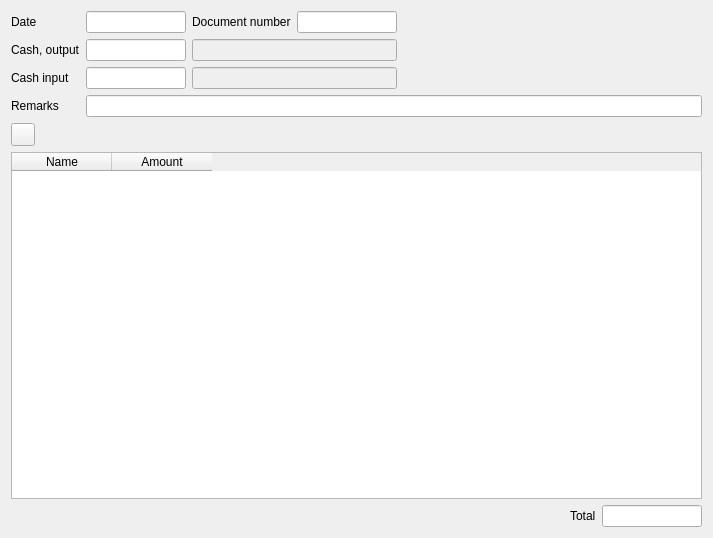
This is FrontDesk/c5cashdoc.ui in End1-1/Cafe5 as Qt 5 draws it before an edit. The edited form follows.
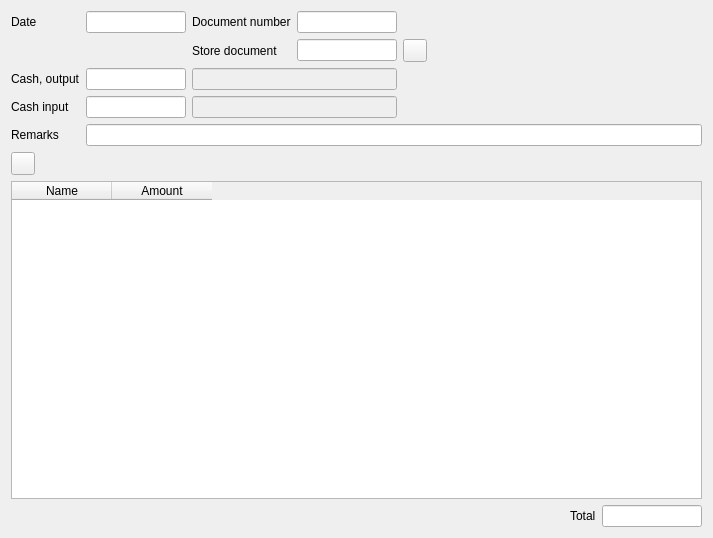
This is the edited form. Icons and pictures are not drawn. Custom widgets are drawn as their Qt base class.

The edit to the form file:
```diff
--- a/FrontDesk/c5cashdoc.ui
+++ b/FrontDesk/c5cashdoc.ui
@@ -14,28 +14,17 @@
    <string>Form</string>
   </property>
   <layout class="QGridLayout" name="gridLayout">
-   <item row="0" column="0">
-    <widget class="QLabel" name="label">
-     <property name="text">
-      <string>Date</string>
-     </property>
-    </widget>
-   </item>
-   <item row="2" column="0">
+   <item row="3" column="0">
     <widget class="QLabel" name="label_5">
      <property name="text">
       <string>Cash input</string>
      </property>
     </widget>
    </item>
-   <item row="4" column="0">
-    <widget class="QToolButton" name="btnNewRow">
+   <item row="1" column="2">
+    <widget class="QLabel" name="lbStoreDoc">
      <property name="text">
-      <string/>
-     </property>
-     <property name="icon">
-      <iconset resource="../resources/res.qrc">
-       <normaloff>:/add.png</normaloff>:/add.png</iconset>
+      <string>Store document</string>
      </property>
     </widget>
    </item>
@@ -49,17 +38,7 @@
      </property>
     </widget>
    </item>
-   <item row="2" column="1">
-    <widget class="C5LineEditWithSelector" name="leInput">
-     <property name="maximumSize">
-      <size>
-       <width>100</width>
-       <height>16777215</height>
-      </size>
-     </property>
-    </widget>
-   </item>
-   <item row="5" column="0" colspan="5">
+   <item row="6" column="0" colspan="6">
     <widget class="QWidget" name="widget" native="true">
      <layout class="QGridLayout" name="gridLayout_2">
       <property name="leftMargin">
@@ -124,38 +103,7 @@
      </layout>
     </widget>
    </item>
-   <item row="3" column="0">
-    <widget class="QLabel" name="label_4">
-     <property name="text">
-      <string>Remarks</string>
-     </property>
-    </widget>
-   </item>
-   <item row="1" column="0">
-    <widget class="QLabel" name="label_3">
-     <property name="text">
-      <string>Cash, output</string>
-     </property>
-    </widget>
-   </item>
-   <item row="0" column="2">
-    <widget class="QLabel" name="label_6">
-     <property name="text">
-      <string>Document number</string>
-     </property>
-    </widget>
-   </item>
-   <item row="1" column="1">
-    <widget class="C5LineEditWithSelector" name="leOutput">
-     <property name="maximumSize">
-      <size>
-       <width>100</width>
-       <height>16777215</height>
-      </size>
-     </property>
-    </widget>
-   </item>
-   <item row="1" column="4">
+   <item row="2" column="5">
     <spacer name="horizontalSpacer">
      <property name="orientation">
       <enum>Qt::Horizontal</enum>
@@ -168,8 +116,29 @@
      </property>
     </spacer>
    </item>
-   <item row="0" column="3">
-    <widget class="QLineEdit" name="leDocNum">
+   <item row="4" column="1" colspan="5">
+    <widget class="QLineEdit" name="leRemarks"/>
+   </item>
+   <item row="5" column="0">
+    <widget class="QToolButton" name="btnNewRow">
+     <property name="text">
+      <string/>
+     </property>
+     <property name="icon">
+      <iconset resource="../resources/res.qrc">
+       <normaloff>:/add.png</normaloff>:/add.png</iconset>
+     </property>
+    </widget>
+   </item>
+   <item row="2" column="0">
+    <widget class="QLabel" name="label_3">
+     <property name="text">
+      <string>Cash, output</string>
+     </property>
+    </widget>
+   </item>
+   <item row="1" column="3">
+    <widget class="QLineEdit" name="leStoreDoc">
      <property name="maximumSize">
       <size>
        <width>100</width>
@@ -178,45 +147,104 @@
      </property>
     </widget>
    </item>
-   <item row="1" column="2" colspan="2">
-    <widget class="QLineEdit" name="leOutputName">
-     <property name="enabled">
-      <bool>false</bool>
+   <item row="3" column="1">
+    <widget class="C5LineEditWithSelector" name="leInput">
+     <property name="maximumSize">
+      <size>
+       <width>100</width>
+       <height>16777215</height>
+      </size>
      </property>
     </widget>
    </item>
    <item row="2" column="2" colspan="2">
+    <widget class="QLineEdit" name="leOutputName">
+     <property name="enabled">
+      <bool>false</bool>
+     </property>
+    </widget>
+   </item>
+   <item row="3" column="2" colspan="2">
     <widget class="C5LineEditWithSelector" name="leInputName">
      <property name="enabled">
       <bool>false</bool>
      </property>
     </widget>
    </item>
-   <item row="3" column="1" colspan="4">
-    <widget class="QLineEdit" name="leRemarks"/>
+   <item row="0" column="2">
+    <widget class="QLabel" name="label_6">
+     <property name="text">
+      <string>Document number</string>
+     </property>
+    </widget>
+   </item>
+   <item row="2" column="1">
+    <widget class="C5LineEditWithSelector" name="leOutput">
+     <property name="maximumSize">
+      <size>
+       <width>100</width>
+       <height>16777215</height>
+      </size>
+     </property>
+    </widget>
+   </item>
+   <item row="0" column="0">
+    <widget class="QLabel" name="label">
+     <property name="text">
+      <string>Date</string>
+     </property>
+    </widget>
+   </item>
+   <item row="4" column="0">
+    <widget class="QLabel" name="label_4">
+     <property name="text">
+      <string>Remarks</string>
+     </property>
+    </widget>
+   </item>
+   <item row="0" column="3">
+    <widget class="C5LineEdit" name="leDocNum">
+     <property name="maximumSize">
+      <size>
+       <width>100</width>
+       <height>16777215</height>
+      </size>
+     </property>
+    </widget>
+   </item>
+   <item row="1" column="4">
+    <widget class="QToolButton" name="btnOpenStoreDoc">
+     <property name="text">
+      <string/>
+     </property>
+     <property name="icon">
+      <iconset resource="../resources/res.qrc">
+       <normaloff>:/folder.png</normaloff>:/folder.png</iconset>
+     </property>
+    </widget>
    </item>
   </layout>
  </widget>
  <customwidgets>
-  <customwidget>
-   <class>C5DateEdit</class>
-   <extends>QLineEdit</extends>
-   <header location="global">c5dateedit.h</header>
-  </customwidget>
   <customwidget>
    <class>C5LineEdit</class>
    <extends>QLineEdit</extends>
    <header location="global">c5lineedit.h</header>
   </customwidget>
+  <customwidget>
+   <class>C5LineEditWithSelector</class>
+   <extends>QLineEdit</extends>
+   <header location="global">c5lineeditwithselector.h</header>
+  </customwidget>
   <customwidget>
    <class>C5TableWidget</class>
    <extends>QTableWidget</extends>
    <header location="global">c5tablewidget.h</header>
   </customwidget>
   <customwidget>
-   <class>C5LineEditWithSelector</class>
+   <class>C5DateEdit</class>
    <extends>QLineEdit</extends>
-   <header location="global">c5lineeditwithselector.h</header>
+   <header location="global">c5dateedit.h</header>
   </customwidget>
  </customwidgets>
  <resources>
```
